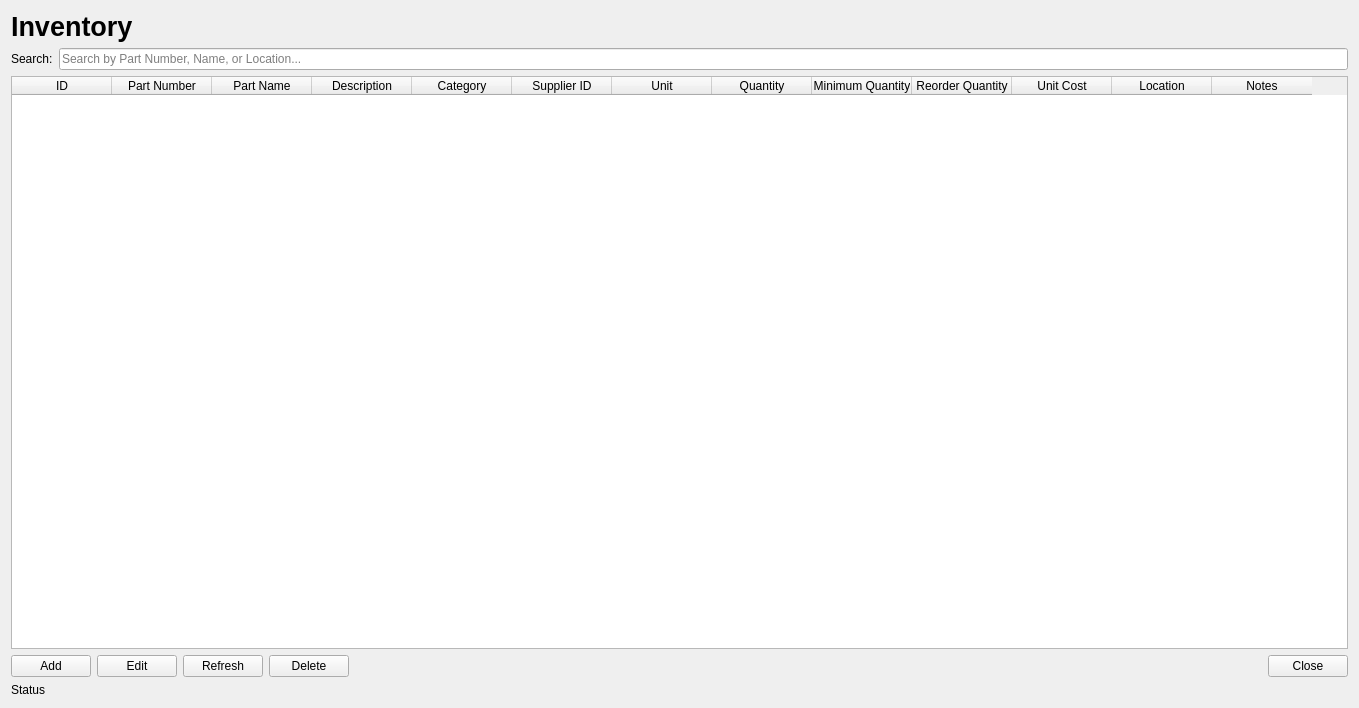
First picture: the form in app/ui/forms/inventory_page.ui, repository Apie-dup/MaintenanceSystem, before the edit.
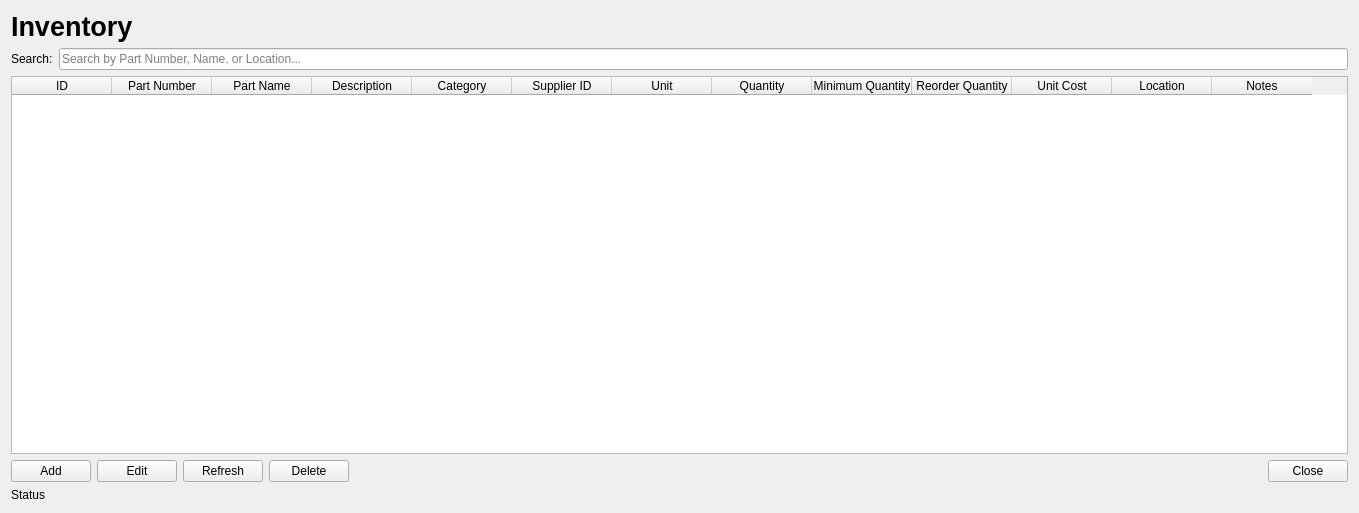
Second picture: the form after the edit.

The edit to the form file:
```diff
--- a/app/ui/forms/inventory_page.ui
+++ b/app/ui/forms/inventory_page.ui
@@ -7,7 +7,7 @@
     <x>0</x>
     <y>0</y>
     <width>1359</width>
-    <height>708</height>
+    <height>513</height>
    </rect>
   </property>
   <property name="windowTitle">
```
